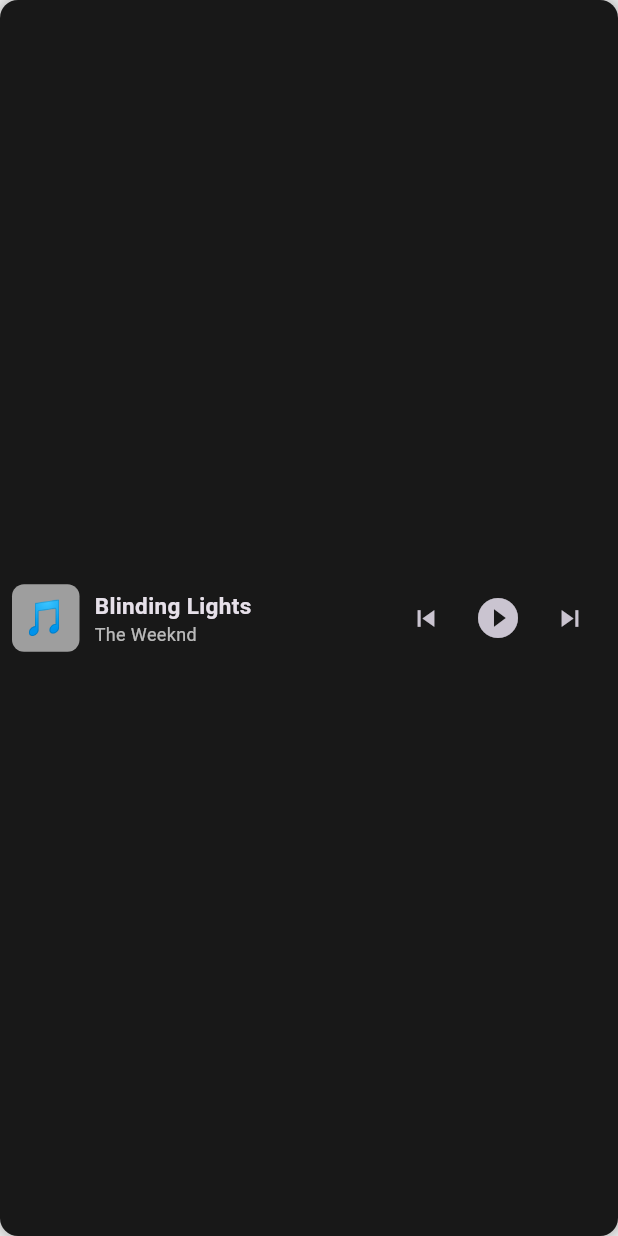
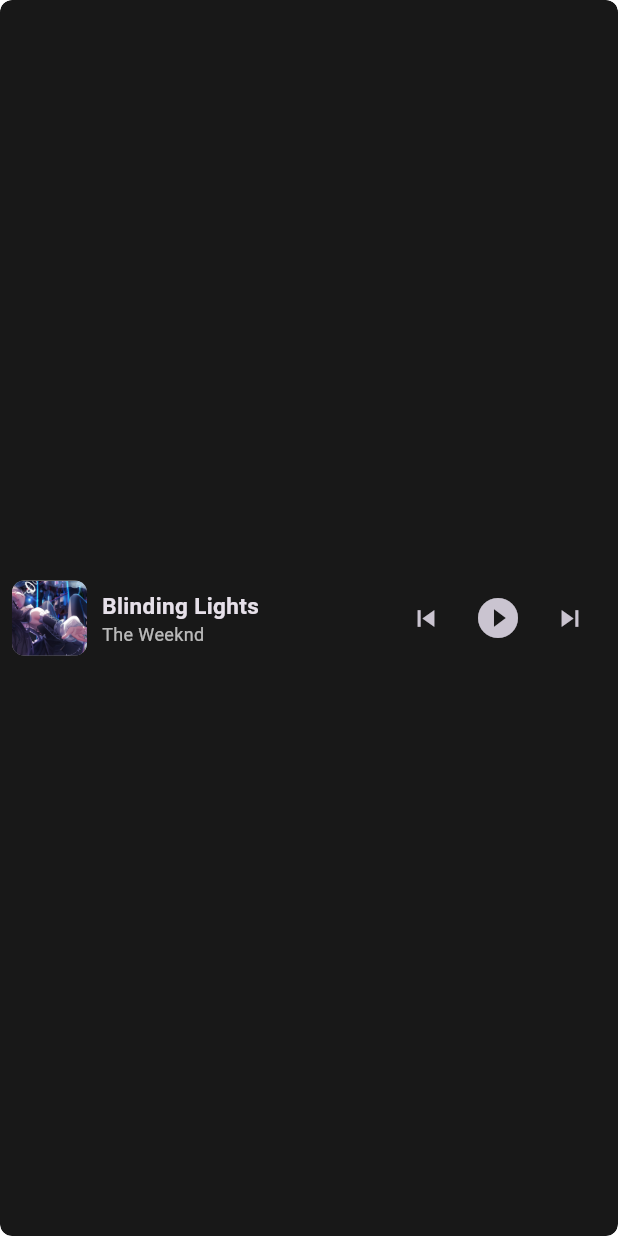
Before and after one commit to miaomeow32/nowbar, a Flutter app: the screen it shows after launch, after a tap on the "skip previous" icon, on a phone screen of 412 x 824 dp. Run offline on Flutter 3.47's test engine with Material 3 defaults, Android fonts, the light colour scheme and no system bars; missing offline and left inert: bitsdojo_window, window_manager.

Commit message:
画像読み込み成功

```diff
--- a/lib/main.dart
+++ b/lib/main.dart
@@ -7,19 +7,16 @@ void main() async {
 
   WidgetsFlutterBinding.ensureInitialized();
 
-
   await windowManager.ensureInitialized();
 
 
   const windowOptions = WindowOptions(
 
-    size: Size(520, 64),
+    size: Size(520, 55),
 
-    minimumSize: Size(520, 64),
+    minimumSize: Size(520, 55),
 
-    maximumSize: Size(520, 64),
-
-    center: true,
+    maximumSize: Size(520, 55),
 
     backgroundColor: Colors.transparent,
 
@@ -31,7 +28,9 @@ void main() async {
 
 
   await windowManager.waitUntilReadyToShow(
+
     windowOptions,
+
     () async {
 
       await windowManager.show();
@@ -41,21 +40,18 @@ void main() async {
       await windowManager.setAlwaysOnTop(true);
 
     },
+
   );
 
 
-  // bitsdojo_window設定
   doWhenWindowReady(() {
 
     final win = appWindow;
 
 
-    win.minSize = const Size(520, 64);
+    win.minSize = const Size(520, 55);
 
-    win.size = const Size(520, 64);
-
-
-    win.alignment = Alignment.center;
+    win.size = const Size(520, 55);
 
 
     win.show();
@@ -86,6 +82,8 @@ class NowBarApp extends StatelessWidget {
 
         brightness: Brightness.dark,
 
+        scaffoldBackgroundColor: Colors.transparent,
+
       ),
 
 
@@ -99,11 +97,9 @@ class NowBarApp extends StatelessWidget {
 
 
 
-
 class NowBarHome extends StatelessWidget {
 
   const NowBarHome({super.key});
-
 
 
   @override
@@ -115,7 +111,12 @@ class NowBarHome extends StatelessWidget {
       backgroundColor: Colors.transparent,
 
 
-      body: GestureDetector(
+      body: ClipRRect(
+
+        borderRadius: BorderRadius.circular(8),
+
+
+        child: GestureDetector(
 
           onPanStart: (_) {
 
@@ -126,9 +127,6 @@ class NowBarHome extends StatelessWidget {
 
           child: Container(
 
-          margin: const EdgeInsets.all(0),
-
-
             decoration: BoxDecoration(
 
               color: const Color(0xff181818),
@@ -136,20 +134,8 @@ class NowBarHome extends StatelessWidget {
 
               borderRadius:
 
-                BorderRadius.circular(12),
+                  BorderRadius.circular(8),
 
-
-            boxShadow: const [
-
-              BoxShadow(
-
-                blurRadius: 15,
-
-                color: Colors.black54,
-
-              ),
-
-            ],
 
             ),
 
@@ -165,34 +151,31 @@ class NowBarHome extends StatelessWidget {
 
                 Container(
 
-                width: 45,
+                  width: 50,
 
-                height: 45,
+                  height: 50,
 
 
                   decoration: BoxDecoration(
+
+                    color: Colors.grey,
 
                     borderRadius:
 
                         BorderRadius.circular(8),
 
-
-                  color: Colors.grey,
-
                   ),
 
 
-                child: const Center(
+                  child: ClipRRect(
 
-                  child: Text(
+  borderRadius: BorderRadius.circular(8),
 
-                    "🎵",
+  child: Image.asset(
 
-                    style: TextStyle(
+    "assets/jacket.png",
 
-                      fontSize: 22,
-
-                    ),
+    fit: BoxFit.cover,
 
   ),
 
@@ -203,7 +186,6 @@ class NowBarHome extends StatelessWidget {
 
 
                 const SizedBox(width: 10),
-
 
 
 
@@ -271,7 +253,6 @@ class NowBarHome extends StatelessWidget {
 
 
 
-
                 IconButton(
 
                   padding: EdgeInsets.zero,
@@ -296,7 +277,6 @@ class NowBarHome extends StatelessWidget {
 
 
 
-
                 IconButton(
 
                   padding: EdgeInsets.zero,
@@ -318,7 +298,6 @@ class NowBarHome extends StatelessWidget {
                   ),
 
                 ),
-
 
 
 
@@ -348,8 +327,9 @@ class NowBarHome extends StatelessWidget {
 
                 const SizedBox(width: 8),
 
+              ],
 
-            ],
+            ),
 
           ),
 
```
Also changed, not shown: pubspec.yaml (+3 -64 lines), assets/jacket.png (added). Lines whose indentation alone changed are shown as unchanged.
